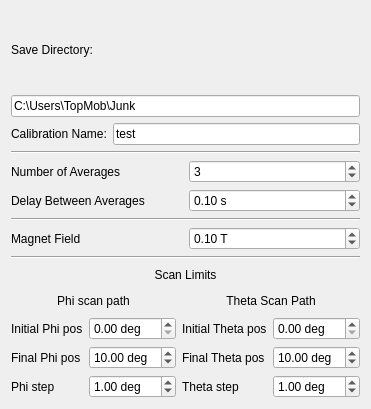
Above: calibration_check/calibrationCheck_gui.ui from jeraldtm/Icarus before the change. Below: the same form after it.
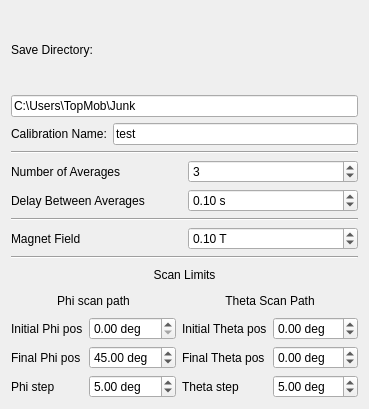
That is the form after the change.

Commit message: Calibration check

What changed in the file:
```diff
--- a/calibration_check/calibrationCheck_gui.ui
+++ b/calibration_check/calibrationCheck_gui.ui
@@ -226,7 +226,7 @@
         <double>0.010000000000000</double>
        </property>
        <property name="value">
-        <double>10.000000000000000</double>
+        <double>45.000000000000000</double>
        </property>
       </widget>
      </item>
@@ -239,16 +239,16 @@
         <number>2</number>
        </property>
        <property name="minimum">
-        <double>0.000000000000000</double>
+        <double>-90.000000000000000</double>
        </property>
        <property name="maximum">
-        <double>359.000000000000000</double>
+        <double>90.000000000000000</double>
        </property>
        <property name="singleStep">
         <double>0.010000000000000</double>
        </property>
        <property name="value">
-        <double>10.000000000000000</double>
+        <double>0.000000000000000</double>
        </property>
       </widget>
      </item>
@@ -282,10 +282,10 @@
         <number>2</number>
        </property>
        <property name="minimum">
-        <double>0.000000000000000</double>
+        <double>-90.000000000000000</double>
        </property>
        <property name="maximum">
-        <double>359.000000000000000</double>
+        <double>90.000000000000000</double>
        </property>
        <property name="singleStep">
         <double>0.010000000000000</double>
@@ -324,7 +324,7 @@
         <double>0.001000000000000</double>
        </property>
        <property name="value">
-        <double>1.000000000000000</double>
+        <double>5.000000000000000</double>
        </property>
       </widget>
      </item>
@@ -343,7 +343,7 @@
         <double>0.001000000000000</double>
        </property>
        <property name="value">
-        <double>1.000000000000000</double>
+        <double>5.000000000000000</double>
        </property>
       </widget>
      </item>
```
The commit also changes 2 other files.
